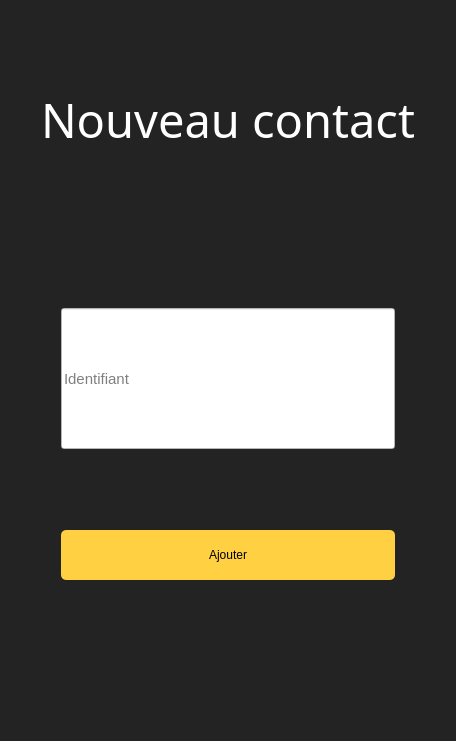
Above: KeepItSecret/newcontactwindow.ui from dbuhon/KeepItSecret before the change. Below: the same form after it.
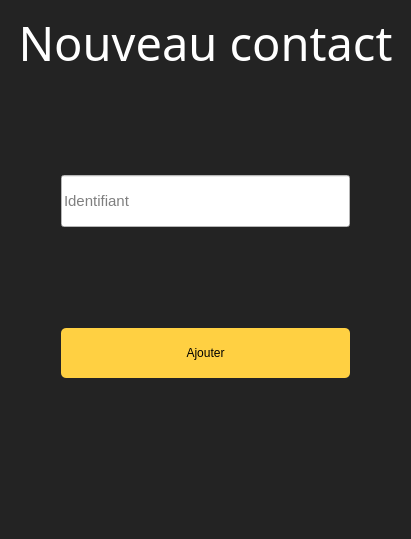
That is the form after the change.

The edit to the form file:
```diff
--- a/KeepItSecret/newcontactwindow.ui
+++ b/KeepItSecret/newcontactwindow.ui
@@ -6,8 +6,8 @@
    <rect>
     <x>0</x>
     <y>0</y>
-    <width>456</width>
-    <height>741</height>
+    <width>411</width>
+    <height>539</height>
    </rect>
   </property>
   <property name="windowTitle">
@@ -66,6 +66,19 @@
           </property>
          </widget>
         </item>
+        <item>
+         <spacer name="horizontalSpacer">
+          <property name="orientation">
+           <enum>Qt::Horizontal</enum>
+          </property>
+          <property name="sizeHint" stdset="0">
+           <size>
+            <width>40</width>
+            <height>20</height>
+           </size>
+          </property>
+         </spacer>
+        </item>
         <item>
          <widget class="QLineEdit" name="lineEdit_contactLogin">
           <property name="sizePolicy">
@@ -92,6 +105,19 @@
           </property>
          </widget>
         </item>
+        <item>
+         <spacer name="horizontalSpacer_2">
+          <property name="orientation">
+           <enum>Qt::Horizontal</enum>
+          </property>
+          <property name="sizeHint" stdset="0">
+           <size>
+            <width>40</width>
+            <height>20</height>
+           </size>
+          </property>
+         </spacer>
+        </item>
         <item>
          <widget class="QPushButton" name="pushButton_createContact">
           <property name="sizePolicy">
```
